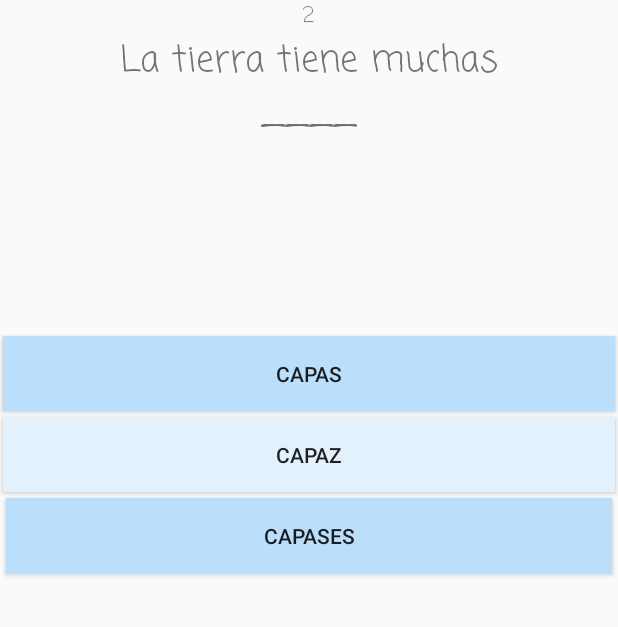
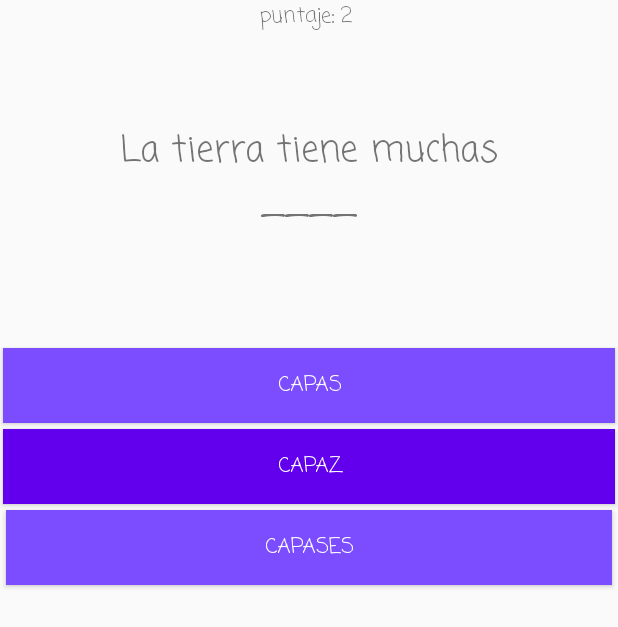
Before and after one commit to InteligenciaArtificial2018/DakMiniGames, an Android app: the Gramatica screen opened directly, with no data from a screen before it, after a tap on "CAPAS", on a phone screen of 412 x 824 dp. Shown: the top 627 px of the screen. Run offline under Robolectric (Android 15) with nearby library versions, the phone set to English and light mode, and no system bars.

Commit message:
cambios en el diseño

```diff
--- a/app/src/main/java/com/example/dakaro/dakminigames/Gramatica.kt
+++ b/app/src/main/java/com/example/dakaro/dakminigames/Gramatica.kt
@@ -1,5 +1,6 @@
 package com.example.dakaro.dakminigames
 
+import android.annotation.SuppressLint
 import android.content.Intent
 import android.support.v7.app.AppCompatActivity
 import android.os.Bundle
@@ -32,6 +33,8 @@ class Gramatica : AppCompatActivity() {
         respuestitasCorrectitas.add(pregunta1.respuestaCorrecta)
         respuestitasCorrectitas.add(pregunta2.respuestaCorrecta)
         respuestitasCorrectitas.add(pregunta3.respuestaCorrecta)
+
+        respuestitasRepetiditas.clear()
 
         fun generarAleatorio(): Int {
             val random = Random()
@@ -119,17 +122,17 @@ class Gramatica : AppCompatActivity() {
             if(respuesta == pregunta1.respuestaCorrecta){
                 myNum = Integer.parseInt(tvPuntaje.text.toString())
                 myNum += 2
-                tvPuntaje.text = myNum.toString()
+                tvPuntaje.text = "puntaje: $myNum "
                 generarPregunta()
             }else if (respuesta == pregunta2.respuestaCorrecta){
                 myNum = Integer.parseInt(tvPuntaje.text.toString())
                 myNum += 2
-                tvPuntaje.text = myNum.toString()
+                tvPuntaje.text = "puntaje: $myNum "
                 generarPregunta()
             }else if (respuesta == pregunta3.respuestaCorrecta){
                 myNum = Integer.parseInt(tvPuntaje.text.toString())
                 myNum += 2
-                tvPuntaje.text = myNum.toString()
+                tvPuntaje.text = "puntaje: $myNum "
                 generarPregunta()
             }else{
                 tvPuntaje.text = 0.toString()
--- a/app/src/main/java/com/example/dakaro/dakminigames/MainActivity.kt
+++ b/app/src/main/java/com/example/dakaro/dakminigames/MainActivity.kt
@@ -40,5 +40,9 @@ class MainActivity : AppCompatActivity() {
             }
         }
         */
+        btnIniciar.setOnClickListener {
+            val intent = Intent(this, Menu::class.java)
+            startActivity(intent)
+        }
     }
 }
--- a/app/src/main/res/layout/activity_gramatica.xml
+++ b/app/src/main/res/layout/activity_gramatica.xml
@@ -16,7 +16,8 @@
             app:layout_constraintEnd_toEndOf="parent" android:layout_marginEnd="2dp"
             app:layout_constraintStart_toStartOf="parent" android:layout_marginStart="2dp"
             android:layout_marginTop="4dp" app:layout_constraintHorizontal_bias="0.0"
-            android:background="@color/colorAccent2"/>
+            android:background="@color/design_default_color_primary"
+            android:textColor="@android:color/background_light" android:fontFamily="casual"/>
     <Button
             android:text="Button"
             android:layout_width="0dp"
@@ -26,7 +27,9 @@
             app:layout_constraintEnd_toEndOf="parent"
             app:layout_constraintStart_toStartOf="parent" android:layout_marginStart="4dp"
             android:layout_marginEnd="4dp" android:layout_marginTop="4dp" app:layout_constraintHorizontal_bias="0.0"
-            android:background="@color/colorAccent"/>
+            android:background="@color/colorAccent" android:textColor="@android:color/background_light"
+            android:fontFamily="casual" android:layout_marginBottom="8dp"
+            app:layout_constraintBottom_toBottomOf="parent" app:layout_constraintVertical_bias="0.0"/>
     <TextView
             android:text="TextView"
             android:layout_width="wrap_content"
@@ -42,14 +45,15 @@
             app:layout_constraintTop_toBottomOf="@+id/tvPuntaje"
             app:layout_constraintEnd_toEndOf="parent" android:layout_marginEnd="60dp"
             app:layout_constraintStart_toStartOf="parent" android:layout_marginStart="60dp"
-            app:layout_constraintHorizontal_bias="0.964" android:textSize="24sp" android:fontFamily="casual"
-            android:textAlignment="center"/>
+            app:layout_constraintHorizontal_bias="0.0" android:textSize="24sp" android:fontFamily="casual"
+            android:textAlignment="center" android:layout_marginTop="60dp"/>
     <Button
             android:text="Button"
             android:layout_width="0dp"
             android:layout_height="50dp"
-            android:id="@+id/btnRespuesta1" android:layout_marginTop="128dp"
+            android:id="@+id/btnRespuesta1" android:layout_marginTop="76dp"
             app:layout_constraintTop_toBottomOf="@+id/tvPregunta" app:layout_constraintStart_toStartOf="parent"
             android:layout_marginStart="2dp" app:layout_constraintEnd_toEndOf="parent" android:layout_marginEnd="2dp"
-            app:layout_constraintHorizontal_bias="0.0" android:background="@color/colorAccent"/>
+            app:layout_constraintHorizontal_bias="0.0" android:background="@color/colorAccent"
+            android:textColor="@android:color/background_light" android:fontFamily="casual"/>
 </android.support.constraint.ConstraintLayout>
--- a/app/src/main/res/values/colors.xml
+++ b/app/src/main/res/values/colors.xml
@@ -1,8 +1,7 @@
 <?xml version="1.0" encoding="utf-8"?>
 <resources>
-    <color name="colorPrimary">#1E88E5</color>
-    <color name="colorPrimaryDark">#1565c0</color>
-    <color name="colorAccent">#bbdefb</color>
-
-    <color name="colorAccent2">#e3f1fd</color>
+    <color name="colorPrimary">#03a9f4</color>
+    <color name="colorPrimaryDark">#0288d1</color>
+    <color name="colorAccent">#7c4dff</color>
+    <color name="colorAccent2">#581845</color>
 </resources>
--- a/app/src/main/res/values/dimens.xml
+++ b/app/src/main/res/values/dimens.xml
@@ -1,3 +1,4 @@
 <resources>
     <dimen name="fab_margin">16dp</dimen>
+    <dimen name="cinco">5dp</dimen>
 </resources>
```
Also changed, not shown: app/src/main/res/layout/activity_main.xml (+11 -7 lines), app/src/main/res/layout/activity_menu.xml (+14 -6 lines).
